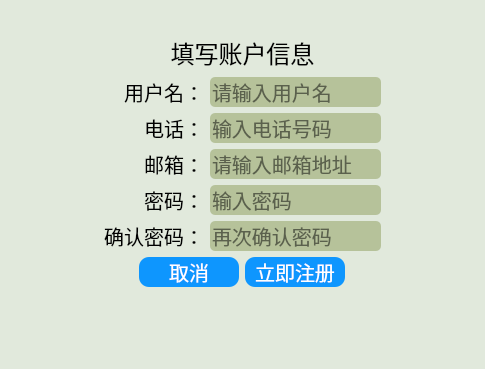
Old version of the form register/registerdlg.ui in the repository wwkl3385/ManagementTool.
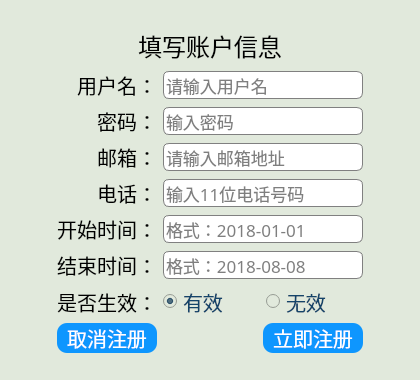
New version of the form.

The edit to the form file:
```diff
--- a/register/registerdlg.ui
+++ b/register/registerdlg.ui
@@ -6,10 +6,22 @@
    <rect>
     <x>0</x>
     <y>0</y>
-    <width>485</width>
-    <height>369</height>
+    <width>420</width>
+    <height>380</height>
    </rect>
   </property>
+  <property name="minimumSize">
+   <size>
+    <width>420</width>
+    <height>380</height>
+   </size>
+  </property>
+  <property name="maximumSize">
+   <size>
+    <width>420</width>
+    <height>380</height>
+   </size>
+  </property>
   <property name="windowTitle">
    <string>Dialog</string>
   </property>
@@ -27,25 +39,22 @@
      <property name="orientation">
       <enum>Qt::Vertical</enum>
      </property>
-     <property name="sizeType">
-      <enum>QSizePolicy::Maximum</enum>
-     </property>
      <property name="sizeHint" stdset="0">
       <size>
-       <width>20</width>
-       <height>24</height>
+       <width>15</width>
+       <height>2</height>
       </size>
      </property>
     </spacer>
    </item>
    <item row="1" column="0">
-    <spacer name="horizontalSpacer_3">
+    <spacer name="horizontalSpacer_2">
      <property name="orientation">
       <enum>Qt::Horizontal</enum>
      </property>
      <property name="sizeHint" stdset="0">
       <size>
-       <width>113</width>
+       <width>42</width>
        <height>20</height>
       </size>
      </property>
@@ -53,235 +62,7 @@
    </item>
    <item row="1" column="1">
     <layout class="QGridLayout" name="gridLayout_2">
-     <item row="2" column="0">
-      <spacer name="horizontalSpacer">
-       <property name="orientation">
-        <enum>Qt::Horizontal</enum>
-       </property>
-       <property name="sizeHint" stdset="0">
-        <size>
-         <width>40</width>
-         <height>20</height>
-        </size>
-       </property>
-      </spacer>
-     </item>
-     <item row="1" column="0" colspan="4">
-      <layout class="QGridLayout" name="gridLayout">
-       <item row="0" column="0">
-        <widget class="QLabel" name="label_2">
-         <property name="styleSheet">
-          <string notr="true">color: rgb(0, 0, 0);
-font:bold;
-font:15pt;
-font-family:微软雅黑;</string>
-         </property>
-         <property name="text">
-          <string>用户名：</string>
-         </property>
-         <property name="alignment">
-          <set>Qt::AlignRight|Qt::AlignTrailing|Qt::AlignVCenter</set>
-         </property>
-        </widget>
-       </item>
-       <item row="0" column="1">
-        <widget class="QLineEdit" name="lineEdit_5">
-         <property name="styleSheet">
-          <string notr="true">background-color: rgb(182,194,154);
-color: rgb(0, 0, 0);
-border-radius:5px;
-font:15pt;
-font-family:Microsoft Yahei;</string>
-         </property>
-         <property name="placeholderText">
-          <string>请输入用户名</string>
-         </property>
-        </widget>
-       </item>
-       <item row="1" column="0">
-        <widget class="QLabel" name="label_6">
-         <property name="styleSheet">
-          <string notr="true">color: rgb(0, 0, 0);
-font:bold;
-font:15pt;
-font-family:微软雅黑;</string>
-         </property>
-         <property name="text">
-          <string>电话：</string>
-         </property>
-         <property name="alignment">
-          <set>Qt::AlignRight|Qt::AlignTrailing|Qt::AlignVCenter</set>
-         </property>
-        </widget>
-       </item>
-       <item row="1" column="1">
-        <widget class="QLineEdit" name="lineEdit">
-         <property name="styleSheet">
-          <string notr="true">background-color: rgb(182,194,154);
-color: rgb(0, 0, 0);
-border-radius:5px;
-font:15pt;
-font-family:Microsoft Yahei;</string>
-         </property>
-         <property name="placeholderText">
-          <string>输入电话号码</string>
-         </property>
-        </widget>
-       </item>
-       <item row="2" column="0">
-        <widget class="QLabel" name="label_5">
-         <property name="styleSheet">
-          <string notr="true">color: rgb(0, 0, 0);
-font:bold;
-font:15pt;
-font-family:微软雅黑;</string>
-         </property>
-         <property name="text">
-          <string>邮箱：</string>
-         </property>
-         <property name="alignment">
-          <set>Qt::AlignRight|Qt::AlignTrailing|Qt::AlignVCenter</set>
-         </property>
-        </widget>
-       </item>
-       <item row="2" column="1">
-        <widget class="QLineEdit" name="lineEdit_8">
-         <property name="styleSheet">
-          <string notr="true">background-color: rgb(182,194,154);
-color: rgb(0, 0, 0);
-border-radius:5px;
-font:15pt;
-font-family:Microsoft Yahei;</string>
-         </property>
-         <property name="placeholderText">
-          <string>请输入邮箱地址</string>
-         </property>
-        </widget>
-       </item>
-       <item row="3" column="0">
-        <widget class="QLabel" name="label_3">
-         <property name="styleSheet">
-          <string notr="true">color: rgb(0, 0, 0);
-font:bold;
-font:15pt;
-font-family:微软雅黑;</string>
-         </property>
-         <property name="text">
-          <string>密码：</string>
-         </property>
-         <property name="alignment">
-          <set>Qt::AlignRight|Qt::AlignTrailing|Qt::AlignVCenter</set>
-         </property>
-        </widget>
-       </item>
-       <item row="3" column="1">
-        <widget class="QLineEdit" name="lineEdit_6">
-         <property name="styleSheet">
-          <string notr="true">background-color: rgb(182,194,154);
-color: rgb(0, 0, 0);
-border-radius:5px;
-font:15pt;
-font-family:Microsoft Yahei;</string>
-         </property>
-         <property name="placeholderText">
-          <string>输入密码</string>
-         </property>
-        </widget>
-       </item>
-       <item row="4" column="0">
-        <widget class="QLabel" name="label">
-         <property name="styleSheet">
-          <string notr="true">color: rgb(0, 0, 0);
-font:bold;
-font:15pt;
-font-family:微软雅黑;</string>
-         </property>
-         <property name="text">
-          <string>确认密码：</string>
-         </property>
-         <property name="alignment">
-          <set>Qt::AlignRight|Qt::AlignTrailing|Qt::AlignVCenter</set>
-         </property>
-        </widget>
-       </item>
-       <item row="4" column="1">
-        <widget class="QLineEdit" name="lineEdit_7">
-         <property name="styleSheet">
-          <string notr="true">background-color: rgb(182,194,154);
-color: rgb(0, 0, 0);
-border-radius:5px;
-font:15pt;
-font-family:Microsoft Yahei;</string>
-         </property>
-         <property name="placeholderText">
-          <string>再次确认密码</string>
-         </property>
-        </widget>
-       </item>
-      </layout>
-     </item>
-     <item row="2" column="2">
-      <widget class="QPushButton" name="registerPushButton">
-       <property name="minimumSize">
-        <size>
-         <width>100</width>
-         <height>30</height>
-        </size>
-       </property>
-       <property name="maximumSize">
-        <size>
-         <width>100</width>
-         <height>30</height>
-        </size>
-       </property>
-       <property name="styleSheet">
-        <string notr="true">QPushButton
-{
-    font-family:Microsoft Yahei;
-    color:white;
-    background-color:rgb(14 , 150 , 254);
-    border-radius:10px;
-	font: 15pt;
-}
-
-QPushButton:hover
-{
-    background-color:tomato;
-}
-
-QPushButton:pressed
-{
-    background-color:rgb(14 , 100 , 228);
-    padding-left:4px;
-    padding-top:4px;
-}
-QPushButton:unpressed
-{
-    background-color:rgb(0 , 100 , 0);
-    padding-left:4px;
-    padding-top:4px;
-}
-</string>
-       </property>
-       <property name="text">
-        <string>立即注册</string>
-       </property>
-      </widget>
-     </item>
-     <item row="2" column="3">
-      <spacer name="horizontalSpacer_2">
-       <property name="orientation">
-        <enum>Qt::Horizontal</enum>
-       </property>
-       <property name="sizeHint" stdset="0">
-        <size>
-         <width>40</width>
-         <height>20</height>
-        </size>
-       </property>
-      </spacer>
-     </item>
-     <item row="0" column="0" colspan="4">
+     <item row="0" column="0">
       <widget class="QLabel" name="label_19">
        <property name="minimumSize">
         <size>
@@ -311,22 +92,318 @@
        </property>
       </widget>
      </item>
-     <item row="2" column="1">
-      <widget class="QPushButton" name="registerPushButton_2">
-       <property name="minimumSize">
-        <size>
-         <width>100</width>
-         <height>30</height>
-        </size>
-       </property>
-       <property name="maximumSize">
-        <size>
-         <width>100</width>
-         <height>30</height>
-        </size>
-       </property>
-       <property name="styleSheet">
-        <string notr="true">QPushButton
+     <item row="1" column="0">
+      <layout class="QGridLayout" name="gridLayout">
+       <item row="0" column="0">
+        <widget class="QLabel" name="label_2">
+         <property name="styleSheet">
+          <string notr="true">color: rgb(0, 0, 0);
+font:bold;
+font:15pt;
+font-family:微软雅黑;</string>
+         </property>
+         <property name="text">
+          <string>用户名：</string>
+         </property>
+         <property name="alignment">
+          <set>Qt::AlignRight|Qt::AlignTrailing|Qt::AlignVCenter</set>
+         </property>
+        </widget>
+       </item>
+       <item row="1" column="1" colspan="2">
+        <widget class="QLineEdit" name="passwordLineEdit">
+         <property name="styleSheet">
+          <string notr="true">QLineEdit{
+background-color: rgb(255,255,255);
+color: rgb(0, 0, 0);
+border-radius:6px;
+font:13pt;
+font-family:Microsoft Yahei;
+border:1px solid gray;
+}
+QLineEdit:hover{
+border-width:2px;
+border-color:rgb(170, 170, 255);
+}
+QLineEdit:focus {
+border-width:2px;
+border-color:gold;
+}
+</string>
+         </property>
+         <property name="echoMode">
+          <enum>QLineEdit::PasswordEchoOnEdit</enum>
+         </property>
+         <property name="placeholderText">
+          <string>输入密码</string>
+         </property>
+        </widget>
+       </item>
+       <item row="1" column="0">
+        <widget class="QLabel" name="label_3">
+         <property name="styleSheet">
+          <string notr="true">color: rgb(0, 0, 0);
+font:bold;
+font:15pt;
+font-family:微软雅黑;</string>
+         </property>
+         <property name="text">
+          <string>密码：</string>
+         </property>
+         <property name="alignment">
+          <set>Qt::AlignRight|Qt::AlignTrailing|Qt::AlignVCenter</set>
+         </property>
+        </widget>
+       </item>
+       <item row="0" column="1" colspan="2">
+        <widget class="QLineEdit" name="userLineEdit">
+         <property name="styleSheet">
+          <string notr="true">
+QLineEdit{
+background-color: rgb(255,255,255);
+color: rgb(0, 0, 0);
+border-radius:6px;
+font:13pt;
+font-family:Microsoft Yahei;
+border:1px solid gray;
+}
+QLineEdit:hover{
+border-width:2px;
+border-color:rgb(170, 170, 255);
+}
+QLineEdit:focus {
+border-width:2px;
+border-color:gold;
+}</string>
+         </property>
+         <property name="placeholderText">
+          <string>请输入用户名</string>
+         </property>
+        </widget>
+       </item>
+       <item row="2" column="0">
+        <widget class="QLabel" name="label_5">
+         <property name="styleSheet">
+          <string notr="true">color: rgb(0, 0, 0);
+font:bold;
+font:15pt;
+font-family:微软雅黑;</string>
+         </property>
+         <property name="text">
+          <string>邮箱：</string>
+         </property>
+         <property name="alignment">
+          <set>Qt::AlignRight|Qt::AlignTrailing|Qt::AlignVCenter</set>
+         </property>
+        </widget>
+       </item>
+       <item row="2" column="1" colspan="2">
+        <widget class="QLineEdit" name="mailLineEdit">
+         <property name="styleSheet">
+          <string notr="true">QLineEdit{
+background-color: rgb(255,255,255);
+color: rgb(0, 0, 0);
+border-radius:6px;
+font:13pt;
+font-family:Microsoft Yahei;
+border:1px solid gray;
+}
+QLineEdit:hover{
+border-width:2px;
+border-color:rgb(170, 170, 255);
+}
+QLineEdit:focus {
+border-width:2px;
+border-color:gold;
+}</string>
+         </property>
+         <property name="placeholderText">
+          <string>请输入邮箱地址</string>
+         </property>
+        </widget>
+       </item>
+       <item row="3" column="1" colspan="2">
+        <widget class="QLineEdit" name="phoneLineEdit">
+         <property name="styleSheet">
+          <string notr="true">QLineEdit{
+background-color: rgb(255,255,255);
+color: rgb(0, 0, 0);
+border-radius:6px;
+font:13pt;
+font-family:Microsoft Yahei;
+border:1px solid gray;
+}
+QLineEdit:hover{
+border-width:2px;
+border-color:rgb(170, 170, 255);
+}
+QLineEdit:focus {
+border-width:2px;
+border-color:gold;
+}</string>
+         </property>
+         <property name="placeholderText">
+          <string>输入11位电话号码</string>
+         </property>
+        </widget>
+       </item>
+       <item row="3" column="0">
+        <widget class="QLabel" name="label_6">
+         <property name="styleSheet">
+          <string notr="true">color: rgb(0, 0, 0);
+font:bold;
+font:15pt;
+font-family:微软雅黑;</string>
+         </property>
+         <property name="text">
+          <string>电话：</string>
+         </property>
+         <property name="alignment">
+          <set>Qt::AlignRight|Qt::AlignTrailing|Qt::AlignVCenter</set>
+         </property>
+        </widget>
+       </item>
+       <item row="4" column="0">
+        <widget class="QLabel" name="label_7">
+         <property name="styleSheet">
+          <string notr="true">color: rgb(0, 0, 0);
+font:bold;
+font:15pt;
+font-family:微软雅黑;</string>
+         </property>
+         <property name="text">
+          <string>开始时间：</string>
+         </property>
+         <property name="alignment">
+          <set>Qt::AlignRight|Qt::AlignTrailing|Qt::AlignVCenter</set>
+         </property>
+        </widget>
+       </item>
+       <item row="5" column="1" colspan="2">
+        <widget class="QLineEdit" name="endDateLineEdit">
+         <property name="styleSheet">
+          <string notr="true">QLineEdit{
+background-color: rgb(255,255,255);
+color: rgb(0, 0, 0);
+border-radius:6px;
+font:13pt;
+font-family:Microsoft Yahei;
+border:1px solid gray;
+}
+QLineEdit:hover{
+border-width:2px;
+border-color:rgb(170, 170, 255);
+}
+QLineEdit:focus {
+border-width:2px;
+border-color:gold;
+}</string>
+         </property>
+         <property name="placeholderText">
+          <string>格式：2018-08-08</string>
+         </property>
+        </widget>
+       </item>
+       <item row="5" column="0">
+        <widget class="QLabel" name="label_8">
+         <property name="styleSheet">
+          <string notr="true">color: rgb(0, 0, 0);
+font:bold;
+font:15pt;
+font-family:微软雅黑;</string>
+         </property>
+         <property name="text">
+          <string>结束时间：</string>
+         </property>
+         <property name="alignment">
+          <set>Qt::AlignRight|Qt::AlignTrailing|Qt::AlignVCenter</set>
+         </property>
+        </widget>
+       </item>
+       <item row="6" column="0">
+        <widget class="QLabel" name="label_9">
+         <property name="styleSheet">
+          <string notr="true">color: rgb(0, 0, 0);
+font:bold;
+font:15pt;
+font-family:微软雅黑;</string>
+         </property>
+         <property name="text">
+          <string>是否生效：</string>
+         </property>
+         <property name="alignment">
+          <set>Qt::AlignRight|Qt::AlignTrailing|Qt::AlignVCenter</set>
+         </property>
+        </widget>
+       </item>
+       <item row="4" column="1" colspan="2">
+        <widget class="QLineEdit" name="startDateLineEdit">
+         <property name="minimumSize">
+          <size>
+           <width>200</width>
+           <height>0</height>
+          </size>
+         </property>
+         <property name="styleSheet">
+          <string notr="true">QLineEdit{
+background-color: rgb(255,255,255);
+color: rgb(0, 0, 0);
+border-radius:6px;
+font:13pt;
+font-family:Microsoft Yahei;
+border:1px solid gray;
+}
+QLineEdit:hover{
+border-width:2px;
+border-color:rgb(170, 170, 255);
+}
+QLineEdit:focus {
+border-width:2px;
+border-color:gold;
+}</string>
+         </property>
+         <property name="placeholderText">
+          <string>格式：2018-01-01</string>
+         </property>
+        </widget>
+       </item>
+       <item row="6" column="1">
+        <widget class="QRadioButton" name="enableRadioButton">
+         <property name="text">
+          <string>有效</string>
+         </property>
+         <property name="checked">
+          <bool>true</bool>
+         </property>
+        </widget>
+       </item>
+       <item row="6" column="2">
+        <widget class="QRadioButton" name="disenableRadioButton">
+         <property name="text">
+          <string>无效</string>
+         </property>
+        </widget>
+       </item>
+      </layout>
+     </item>
+     <item row="2" column="0">
+      <layout class="QHBoxLayout" name="horizontalLayout">
+       <item>
+        <widget class="QPushButton" name="cancelPushButton">
+         <property name="minimumSize">
+          <size>
+           <width>100</width>
+           <height>30</height>
+          </size>
+         </property>
+         <property name="maximumSize">
+          <size>
+           <width>100</width>
+           <height>30</height>
+          </size>
+         </property>
+         <property name="styleSheet">
+          <string notr="true">QPushButton
 {
     font-family:Microsoft Yahei;
     color:white;
@@ -353,22 +430,85 @@
     padding-top:4px;
 }
 </string>
-       </property>
-       <property name="text">
-        <string>取消</string>
-       </property>
-      </widget>
+         </property>
+         <property name="text">
+          <string>取消注册</string>
+         </property>
+        </widget>
+       </item>
+       <item>
+        <spacer name="horizontalSpacer_3">
+         <property name="orientation">
+          <enum>Qt::Horizontal</enum>
+         </property>
+         <property name="sizeHint" stdset="0">
+          <size>
+           <width>40</width>
+           <height>20</height>
+          </size>
+         </property>
+        </spacer>
+       </item>
+       <item>
+        <widget class="QPushButton" name="registerPushButton">
+         <property name="minimumSize">
+          <size>
+           <width>100</width>
+           <height>30</height>
+          </size>
+         </property>
+         <property name="maximumSize">
+          <size>
+           <width>100</width>
+           <height>30</height>
+          </size>
+         </property>
+         <property name="styleSheet">
+          <string notr="true">QPushButton
+{
+    font-family:Microsoft Yahei;
+    color:white;
+    background-color:rgb(14 , 150 , 254);
+    border-radius:10px;
+	font: 15pt;
+}
+
+QPushButton:hover
+{
+    background-color:tomato;
+}
+
+QPushButton:pressed
+{
+    background-color:rgb(14 , 100 , 228);
+    padding-left:4px;
+    padding-top:4px;
+}
+QPushButton:unpressed
+{
+    background-color:rgb(0 , 100 , 0);
+    padding-left:4px;
+    padding-top:4px;
+}
+</string>
+         </property>
+         <property name="text">
+          <string>立即注册</string>
+         </property>
+        </widget>
+       </item>
+      </layout>
      </item>
     </layout>
    </item>
    <item row="1" column="2">
-    <spacer name="horizontalSpacer_4">
+    <spacer name="horizontalSpacer">
      <property name="orientation">
       <enum>Qt::Horizontal</enum>
      </property>
      <property name="sizeHint" stdset="0">
       <size>
-       <width>113</width>
+       <width>43</width>
        <height>20</height>
       </size>
      </property>
@@ -382,7 +522,7 @@
      <property name="sizeHint" stdset="0">
       <size>
        <width>20</width>
-       <height>25</height>
+       <height>0</height>
       </size>
      </property>
     </spacer>
```
Left out of the diff: 18 changed lines with no effect on the pictures.
